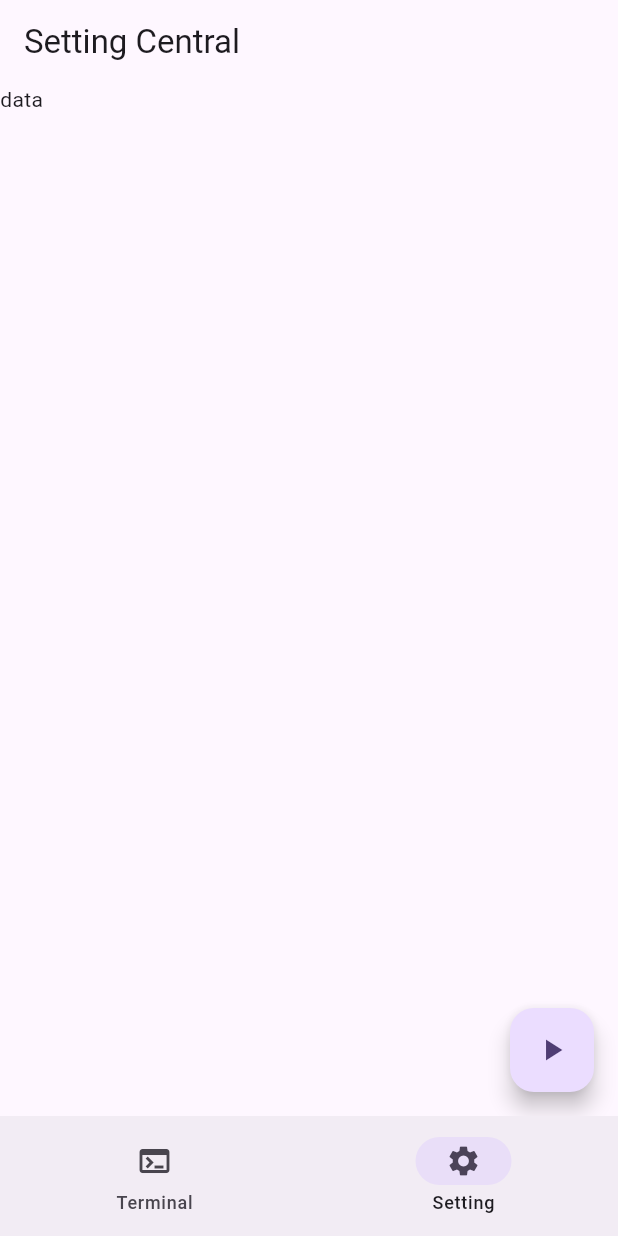
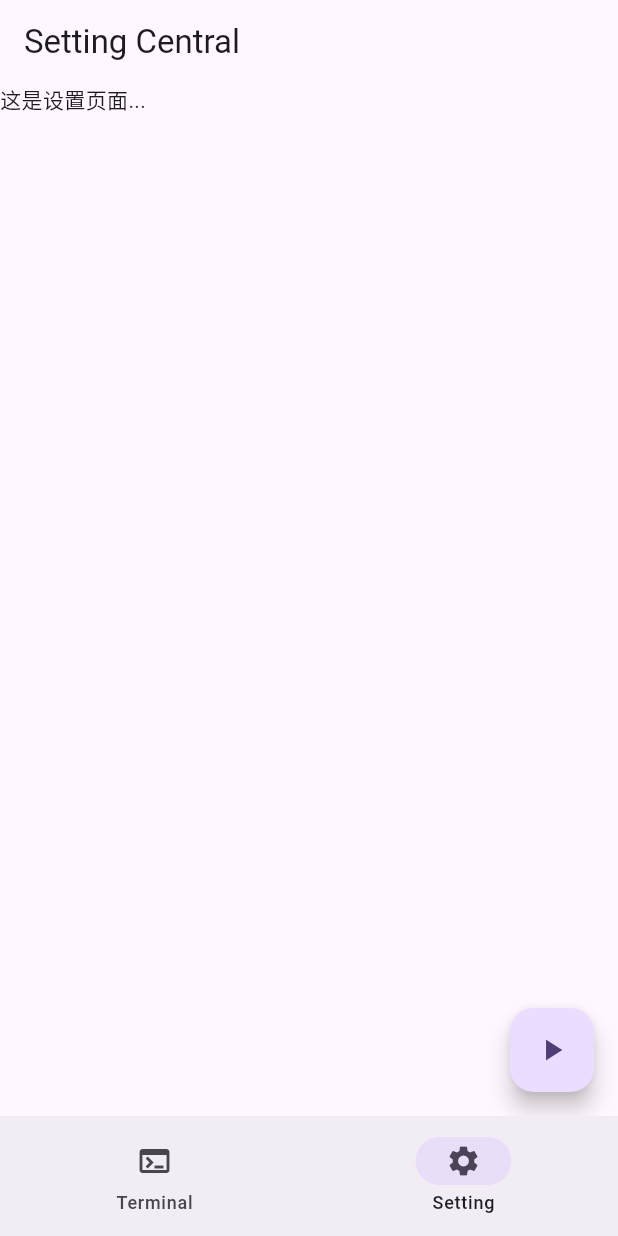
Before and after one commit to crowforkotlin/termux-controller, a Flutter app: the screen it shows after launch, item 2 of the bottom bar chosen, after a tap on the "play arrow" icon, on a phone screen of 412 x 824 dp. Run offline on Flutter 3.47's test engine with Material 3 defaults, Android fonts, the phone set to English and light mode, and no system bars; our stand-ins replace flutter_riverpod, go_router.

```diff
--- a/lib/app.dart
+++ b/lib/app.dart
@@ -12,7 +12,7 @@ class App extends ConsumerWidget {
 
   @override
   Widget build(BuildContext context, WidgetRef ref) {
-    final goRouter = ref.watch(goRouterProvider);
+    final goRouter = ref.watch(router);
 
     return MaterialApp.router(
       routerConfig: goRouter,
--- a/lib/src/features/console/console_page.dart
+++ b/lib/src/features/console/console_page.dart
@@ -18,7 +18,18 @@ class ConsolePage extends ConsumerWidget {
           maxLines: 1,
         ))
       ])),
-      body: Text("data"),
+      body: Card(
+        margin: const EdgeInsets.all(16),
+        shape: RoundedRectangleBorder(
+          borderRadius: BorderRadius.only(
+            topLeft: Radius.circular(20),
+            topRight: Radius.circular(20),
+            bottomLeft: Radius.circular(20),
+            bottomRight: Radius.circular(20),
+          )
+        ),
+        child: Text("data111111111"),
+      ),
       floatingActionButton: FloatingActionButton(
         onPressed: () {},
         child: const Icon(Icons.play_arrow),
--- a/lib/src/features/home/home_scaffold.dart
+++ b/lib/src/features/home/home_scaffold.dart
@@ -4,17 +4,21 @@ import 'package:flutter_riverpod/flutter_riverpod.dart';
 import 'package:go_router/go_router.dart';
 
 class HomeScaffold extends ConsumerWidget {
-  final Widget child; // 这是子路由的内容
 
-  const HomeScaffold({super.key, required this.child});
+  final StatefulNavigationShell navigationShell;
+
+  const HomeScaffold({
+    super.key,
+      required this.navigationShell
+  });
 
   @override
   Widget build(BuildContext context, WidgetRef ref) {
     return Scaffold(
-      body: child,
+      body: navigationShell,
       bottomNavigationBar: NavigationBar(
-        selectedIndex: _calculateSelectedIndex(context),
-        onDestinationSelected: (index) => _onItemTapped(index, context),
+        selectedIndex: navigationShell.currentIndex,
+        onDestinationSelected: (index) => navigationShell.goBranch(index),
         destinations: [
           NavigationDestination(icon: Icon(Icons.terminal), label: context.loc.console),
           NavigationDestination(icon: Icon(Icons.settings), label: context.loc.setting),
@@ -22,18 +26,4 @@ class HomeScaffold extends ConsumerWidget {
       ),
     );
   }
-
-  int _calculateSelectedIndex(BuildContext context) {
-    final String location = GoRouterState.of(context).uri.path;
-    if (location.startsWith('/setting')) return 1;
-    return 0;
-  }
-
-  void _onItemTapped(int index, BuildContext context) {
-    context.go(switch (index) {
-      0 => '/console',
-      1 => '/setting',
-      _ => '/console',
-    });
-  }
 }
--- a/lib/src/features/settings/setting_page.dart
+++ b/lib/src/features/settings/setting_page.dart
@@ -9,8 +9,9 @@ class SettingPage extends ConsumerWidget {
   @override
   Widget build(BuildContext context, WidgetRef ref) {
     return Scaffold(
+      backgroundColor: Colors.transparent,
       appBar: AppBar(title: Text(context.loc.settingTitle)), // 使用 l10n 扩展
-      body: Text("data"),
+      body: Text("这是设置页面..."),
       floatingActionButton: FloatingActionButton(
         onPressed: () {},
         child: const Icon(Icons.play_arrow),
--- a/lib/src/routing/app_router.dart
+++ b/lib/src/routing/app_router.dart
@@ -6,24 +6,100 @@ import 'package:go_router/go_router.dart';
 import '../features/console/console_page.dart';
 import '../features/settings/setting_page.dart';
 
-// 创建一个 GlobalKey 用于 Navigator，防止 Context 丢失
-final _rootNavigatorKey = GlobalKey<NavigatorState>();
-final _shellNavigatorKey = GlobalKey<NavigatorState>();
+final GlobalKey<NavigatorState> _rootNavigatorKey = GlobalKey<NavigatorState>();
 
-// ShellRoute: 这是一个包裹路由，用于实现底部导航栏和共用 AppBar, ShellRoute的child是被选中的页面
-final goRouterProvider = Provider<GoRouter>((ref) {
+final router = Provider<GoRouter>((ref) {
   return GoRouter(
     navigatorKey: _rootNavigatorKey,
-    initialLocation: "/console",
+    initialLocation: '/console',
     routes: [
-      ShellRoute(
-        navigatorKey: _shellNavigatorKey,
-        builder: (context, state, child) => HomeScaffold(child: child),
-        routes: [
-          GoRoute(path: '/console', builder: (context, state) => const ConsolePage()),
-          GoRoute(path: '/setting', builder: (context, state) => const SettingPage())
+      StatefulShellRoute(
+        builder: (context, state, navigationShell) {
+          // 返回你定义的 HomeScaffold，并把 shell 传进去
+          return HomeScaffold(navigationShell: navigationShell);
+        },
+        navigatorContainerBuilder: (context, navigationShell, children) {
+          return GlobalFadeIndexedStack(
+            index: navigationShell.currentIndex,
+            children: children,
+          );
+        },
+        branches: [
+          // Console 分支
+          StatefulShellBranch(
+            routes: [
+              GoRoute(
+                path: '/console',
+                pageBuilder: (context, state) =>
+                const NoTransitionPage(
+                  child: ConsolePage(),
+                ),
+              ),
+            ],
+          ),
+          // Setting 分支
+          StatefulShellBranch(
+            routes: [
+              GoRoute(
+                path: '/setting',
+                pageBuilder: (context, state) =>
+                const NoTransitionPage(
+                  child: SettingPage(),
+                ),
+              ),
+            ],
+          ),
         ],
       ),
     ],
   );
 });
+
+class GlobalFadeIndexedStack extends StatelessWidget {
+  final int index;
+  final List<Widget> children;
+  final Duration duration;
+
+  const GlobalFadeIndexedStack({
+    super.key,
+    required this.index,
+    required this.children,
+    this.duration = const Duration(milliseconds: 300),
+  });
+
+  @override
+  Widget build(BuildContext context) {
+    return Stack(
+      // 使用 fit: StackFit.expand 确保子页面撑满屏幕
+      fit: StackFit.expand,
+      children: children.asMap().entries.map((entry) {
+        final i = entry.key;
+        final child = entry.value;
+        final isSelected = i == index;
+
+        return AnimatedOpacity(
+          // 【关键点 1】：必须添加 Key！
+          // 这告诉 Flutter：这个 Widget 还是原来那个，只是属性变了，请做动画。
+          key: ValueKey(i),
+
+          opacity: isSelected ? 1.0 : 0.0,
+          duration: duration,
+          curve: Curves.easeInOut,
+
+          // 【关键点 2】：优化性能和交互
+          // 这里的 IgnorePointer 放在 AnimatedOpacity 内部或外部都可以，
+          // 但为了防止隐藏页面在 fade out 过程中拦截点击，
+          // 配合 TickerMode 和 ExcludeFocus 使用更佳。
+          child: IgnorePointer(
+            ignoring: !isSelected,
+            child: TickerMode(
+              // 如果页面不可见，停止该页面内部的动画（如 CircularProgress）以节省资源
+              enabled: isSelected,
+              child: child,
+            ),
+          ),
+        );
+      }).toList(),
+    );
+  }
+}
```
